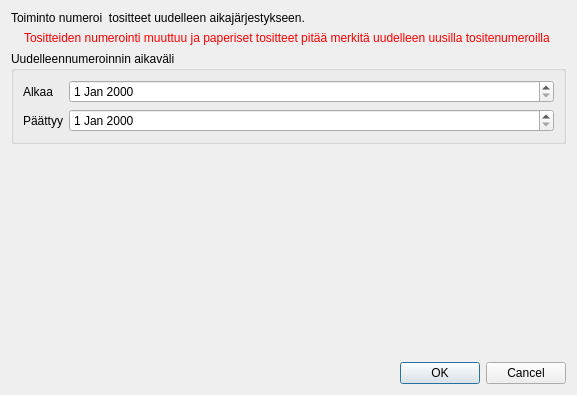
artoh/kitupiikki, file kitsas/arkisto/uudelleennumerointi.ui: the form before one commit.
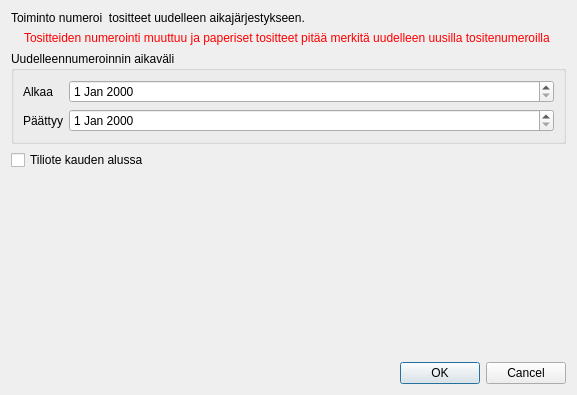
The form after the commit. Icons and pictures are not drawn.

Diff of the .ui file:
```diff
--- a/kitsas/arkisto/uudelleennumerointi.ui
+++ b/kitsas/arkisto/uudelleennumerointi.ui
@@ -86,6 +86,13 @@
      </layout>
     </widget>
    </item>
+   <item>
+    <widget class="QCheckBox" name="oteBox">
+     <property name="text">
+      <string>Tiliote kauden alussa</string>
+     </property>
+    </widget>
+   </item>
    <item>
     <spacer name="verticalSpacer">
      <property name="orientation">
```
